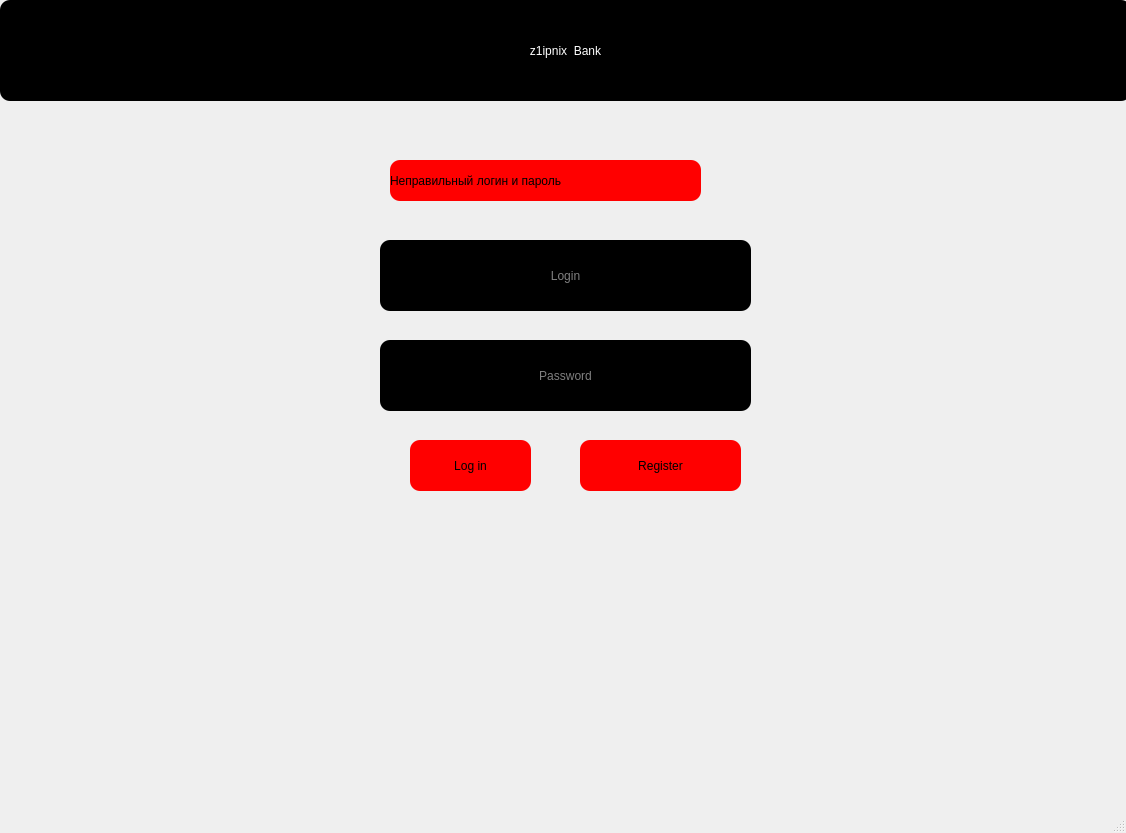
Before: the Qt Designer form main.ui in samatov914/back-3-month-8-hw, drawn with Qt 5.
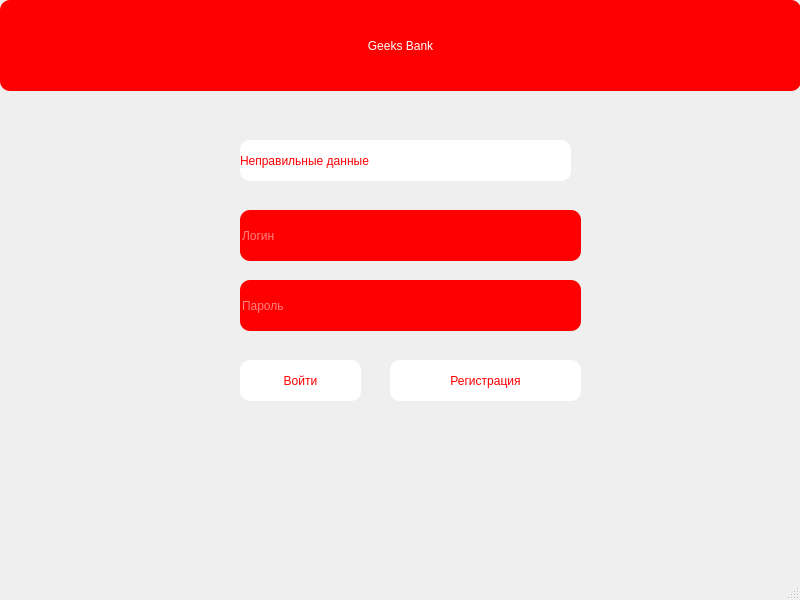
After: the same form once the commit is applied.

Patch:
```diff
--- a/main.ui
+++ b/main.ui
@@ -6,144 +6,129 @@
    <rect>
     <x>0</x>
     <y>0</y>
-    <width>1126</width>
-    <height>833</height>
+    <width>800</width>
+    <height>600</height>
    </rect>
   </property>
   <property name="windowTitle">
-   <string>MainWindow</string>
+   <string>Geeks Bank</string>
   </property>
   <widget class="QWidget" name="centralwidget">
+   <widget class="QLabel" name="label">
+    <property name="geometry">
+     <rect>
+      <x>0</x>
+      <y>0</y>
+      <width>801</width>
+      <height>91</height>
+     </rect>
+    </property>
+    <property name="styleSheet">
+     <string notr="true">font: 17pt &quot;Yu Gothic UI Semibold&quot;;
+color: white;
+background-color: red;
+border-radius: 10px;</string>
+    </property>
+    <property name="text">
+     <string>Geeks Bank</string>
+    </property>
+    <property name="alignment">
+     <set>Qt::AlignCenter</set>
+    </property>
+   </widget>
+   <widget class="QLineEdit" name="login">
+    <property name="geometry">
+     <rect>
+      <x>240</x>
+      <y>210</y>
+      <width>341</width>
+      <height>51</height>
+     </rect>
+    </property>
+    <property name="styleSheet">
+     <string notr="true">font: 17pt &quot;Yu Gothic UI Semibold&quot;;
+color: white;
+background-color: red;
+border-radius: 10px;</string>
+    </property>
+    <property name="placeholderText">
+     <string>Логин</string>
+    </property>
+   </widget>
    <widget class="QLineEdit" name="password">
     <property name="geometry">
      <rect>
-      <x>380</x>
-      <y>340</y>
-      <width>371</width>
-      <height>71</height>
+      <x>240</x>
+      <y>280</y>
+      <width>341</width>
+      <height>51</height>
      </rect>
     </property>
     <property name="styleSheet">
-     <string notr="true">color: white;
-background-color: black;
-border-radius: 10px;
-font: 18pt &quot;MS Shell Dlg 2&quot;;</string>
-    </property>
-    <property name="text">
-     <string/>
-    </property>
-    <property name="alignment">
-     <set>Qt::AlignCenter</set>
+     <string notr="true">font: 17pt &quot;Yu Gothic UI Semibold&quot;;
+color: white;
+background-color: red;
+border-radius: 10px;</string>
     </property>
     <property name="placeholderText">
-     <string>Password</string>
+     <string>Пароль</string>
     </property>
    </widget>
    <widget class="QPushButton" name="signin">
     <property name="geometry">
      <rect>
-      <x>410</x>
-      <y>440</y>
+      <x>240</x>
+      <y>360</y>
       <width>121</width>
-      <height>51</height>
+      <height>41</height>
      </rect>
     </property>
     <property name="styleSheet">
-     <string notr="true">color: black;
-font: 14pt &quot;MS Shell Dlg 2&quot;;
-background-color: red;
+     <string notr="true">font: 17pt &quot;Yu Gothic UI Semibold&quot;;
+color: red;
+background-color: white;
 border-radius: 10px;</string>
     </property>
     <property name="text">
-     <string>Log in</string>
+     <string>Войти</string>
     </property>
    </widget>
    <widget class="QPushButton" name="signup">
     <property name="geometry">
      <rect>
-      <x>580</x>
-      <y>440</y>
-      <width>161</width>
-      <height>51</height>
-     </rect>
-    </property>
-    <property name="styleSheet">
-     <string notr="true">color: black;
-background-color: red;
-border-radius: 10px;
-font: 14pt &quot;MS Shell Dlg 2&quot;;</string>
-    </property>
-    <property name="text">
-     <string>Register</string>
-    </property>
-   </widget>
-   <widget class="QLabel" name="error">
-    <property name="geometry">
-     <rect>
       <x>390</x>
-      <y>160</y>
-      <width>311</width>
+      <y>360</y>
+      <width>191</width>
       <height>41</height>
      </rect>
     </property>
     <property name="styleSheet">
-     <string notr="true">color: black;
-font: 12pt &quot;MS Shell Dlg 2&quot;;
-background-color: red;
+     <string notr="true">font: 17pt &quot;Yu Gothic UI Semibold&quot;;
+color: red;
+background-color: white;
 border-radius: 10px;</string>
     </property>
     <property name="text">
-     <string>Неправильный логин и пароль</string>
+     <string>Регистрация</string>
     </property>
    </widget>
-   <widget class="QLineEdit" name="login">
+   <widget class="QLabel" name="error">
     <property name="geometry">
      <rect>
-      <x>380</x>
-      <y>240</y>
-      <width>371</width>
-      <height>71</height>
+      <x>240</x>
+      <y>140</y>
+      <width>331</width>
+      <height>41</height>
      </rect>
     </property>
     <property name="styleSheet">
-     <string notr="true">color: white;
-background-color: black;
-border-radius: 10px;
-font: 18pt &quot;MS Shell Dlg 2&quot;;</string>
-    </property>
-    <property name="text">
-     <string/>
-    </property>
-    <property name="alignment">
-     <set>Qt::AlignCenter</set>
-    </property>
-    <property name="placeholderText">
-     <string>Login</string>
-    </property>
-    <property name="clearButtonEnabled">
-     <bool>false</bool>
-    </property>
-   </widget>
-   <widget class="QLabel" name="label">
-    <property name="geometry">
-     <rect>
-      <x>0</x>
-      <y>0</y>
-      <width>1131</width>
-      <height>101</height>
-     </rect>
-    </property>
-    <property name="styleSheet">
-     <string notr="true">color: white;
-font: 26pt &quot;MS Shell Dlg 2&quot;;
-background-color: black;
+     <string notr="true">font: 17pt &quot;Yu Gothic UI Semibold&quot;;
+color: red;
+background-color: white;
 border-radius: 10px;</string>
     </property>
     <property name="text">
-     <string>z1ipnix  Bank</string>
-    </property>
-    <property name="alignment">
-     <set>Qt::AlignCenter</set>
+     <string>Неправильные данные</string>
     </property>
    </widget>
   </widget>
@@ -152,7 +137,7 @@
     <rect>
      <x>0</x>
      <y>0</y>
-     <width>1126</width>
+     <width>800</width>
      <height>26</height>
     </rect>
    </property>
```
